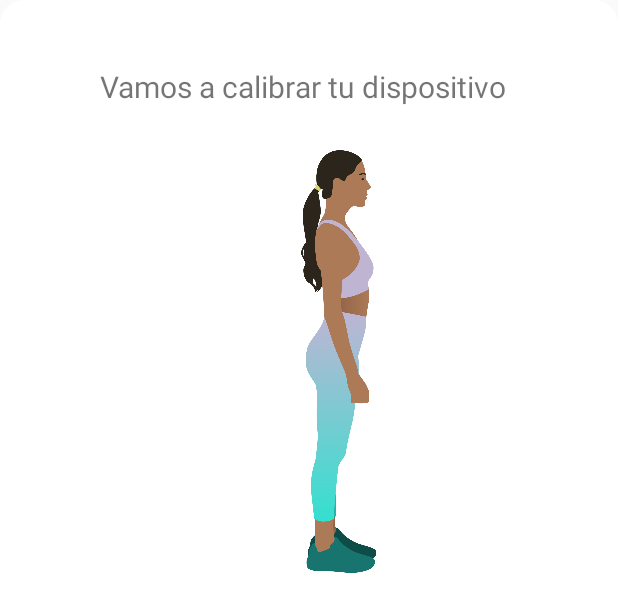
After one commit to CrtZeroIqq/metricrun, an Android app built with Jetpack Compose: the layout calibrate_layout.xml on its own in the app's theme, with its tools: preview values and no code run, on a phone screen of 412 x 824 dp. The commit adds this screen. Shown: the top 612 px of the screen. Run offline under Robolectric (Android 15) with nearby library versions, the phone set to English and light mode, and no system bars.

Commit message:
desde casa

```diff
--- /dev/null
+++ b/app/src/main/res/drawable/calibrate_background.xml
@@ -0,0 +1,6 @@
+<?xml version="1.0" encoding="utf-8"?>
+<shape xmlns:android="http://schemas.android.com/apk/res/android"
+    android:shape="rectangle">
+    <solid android:color="@android:color/white" />
+    <corners android:radius="16dp" />
+</shape>
--- /dev/null
+++ b/app/src/main/res/layout-xlarge/calibrate_layout.xml
@@ -0,0 +1,45 @@
+<?xml version="1.0" encoding="utf-8"?>
+<androidx.constraintlayout.widget.ConstraintLayout xmlns:android="http://schemas.android.com/apk/res/android"
+    xmlns:app="http://schemas.android.com/apk/res-auto"
+    xmlns:tools="http://schemas.android.com/tools"
+    android:layout_width="match_parent"
+    android:layout_height="match_parent"
+    android:background="@drawable/calibrate_background"
+    android:orientation="vertical"
+    android:padding="16dp">
+
+    <androidx.constraintlayout.widget.ConstraintLayout
+        android:layout_width="match_parent"
+        android:layout_height="match_parent"
+        app:layout_constraintBottom_toBottomOf="parent"
+        app:layout_constraintEnd_toEndOf="parent"
+        app:layout_constraintHorizontal_bias="1.0"
+        app:layout_constraintStart_toStartOf="parent"
+        app:layout_constraintTop_toTopOf="parent"
+        app:layout_constraintVertical_bias="1.0">
+
+        <TextView
+            android:id="@+id/textView2"
+            android:layout_width="279dp"
+            android:layout_height="56dp"
+            android:layout_marginTop="28dp"
+            android:text="@string/vamos_a_calibrar_tu_dispositivo"
+            android:textSize="20sp"
+            app:layout_constraintEnd_toEndOf="parent"
+            app:layout_constraintStart_toStartOf="parent"
+            app:layout_constraintTop_toTopOf="parent" />
+
+        <ImageView
+            android:id="@+id/imageView2"
+            android:layout_width="77dp"
+            android:layout_height="282dp"
+            android:layout_marginStart="28dp"
+            android:layout_marginTop="84dp"
+            android:layout_marginEnd="28dp"
+            android:src="@drawable/standing"
+            app:layout_constraintEnd_toEndOf="parent"
+            app:layout_constraintHorizontal_bias="0.551"
+            app:layout_constraintStart_toStartOf="parent"
+            app:layout_constraintTop_toTopOf="parent" />
+    </androidx.constraintlayout.widget.ConstraintLayout>
+</androidx.constraintlayout.widget.ConstraintLayout>
--- /dev/null
+++ b/app/src/main/res/layout/calibrate_layout.xml
@@ -0,0 +1,45 @@
+<?xml version="1.0" encoding="utf-8"?>
+<androidx.constraintlayout.widget.ConstraintLayout xmlns:android="http://schemas.android.com/apk/res/android"
+    xmlns:app="http://schemas.android.com/apk/res-auto"
+    xmlns:tools="http://schemas.android.com/tools"
+    android:layout_width="match_parent"
+    android:layout_height="match_parent"
+    android:background="@drawable/calibrate_background"
+    android:orientation="vertical"
+    android:padding="16dp">
+
+    <androidx.constraintlayout.widget.ConstraintLayout
+        android:layout_width="match_parent"
+        android:layout_height="match_parent"
+        app:layout_constraintBottom_toBottomOf="parent"
+        app:layout_constraintEnd_toEndOf="parent"
+        app:layout_constraintHorizontal_bias="1.0"
+        app:layout_constraintStart_toStartOf="parent"
+        app:layout_constraintTop_toTopOf="parent"
+        app:layout_constraintVertical_bias="1.0">
+
+        <TextView
+            android:id="@+id/textView2"
+            android:layout_width="279dp"
+            android:layout_height="56dp"
+            android:layout_marginTop="28dp"
+            android:text="@string/vamos_a_calibrar_tu_dispositivo"
+            android:textSize="20sp"
+            app:layout_constraintEnd_toEndOf="parent"
+            app:layout_constraintStart_toStartOf="parent"
+            app:layout_constraintTop_toTopOf="parent" />
+
+        <ImageView
+            android:id="@+id/imageView2"
+            android:layout_width="77dp"
+            android:layout_height="282dp"
+            android:layout_marginStart="28dp"
+            android:layout_marginTop="84dp"
+            android:layout_marginEnd="28dp"
+            android:src="@drawable/standing"
+            app:layout_constraintEnd_toEndOf="parent"
+            app:layout_constraintHorizontal_bias="0.551"
+            app:layout_constraintStart_toStartOf="parent"
+            app:layout_constraintTop_toTopOf="parent" />
+    </androidx.constraintlayout.widget.ConstraintLayout>
+</androidx.constraintlayout.widget.ConstraintLayout>
--- a/app/src/main/res/values/strings.xml
+++ b/app/src/main/res/values/strings.xml
@@ -7,4 +7,5 @@
     <string name="hola">Hola!</string>
     <string name="fondo_celda">Fondo_Celda</string>
     <string name="iniciar">Iniciar</string>
+    <string name="vamos_a_calibrar_tu_dispositivo">Vamos a calibrar tu dispositivo</string>
 </resources>
```
Also changed, not shown: app/src/main/AndroidManifest.xml (+4 -3 lines), app/src/main/java/com/example/metricrunble/DeviceActivity.kt (+48 -2 lines), app/src/main/res/layout-xlarge/activity_device.xml (+13 -2 lines), app/src/main/res/drawable/standing.png (added).
